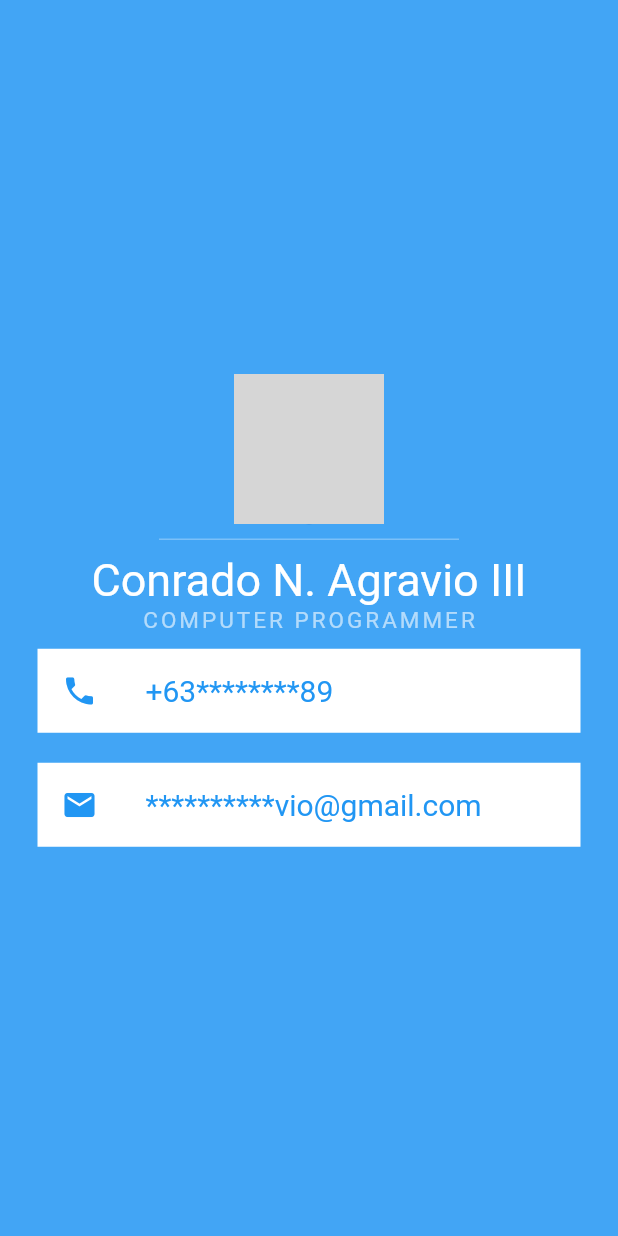
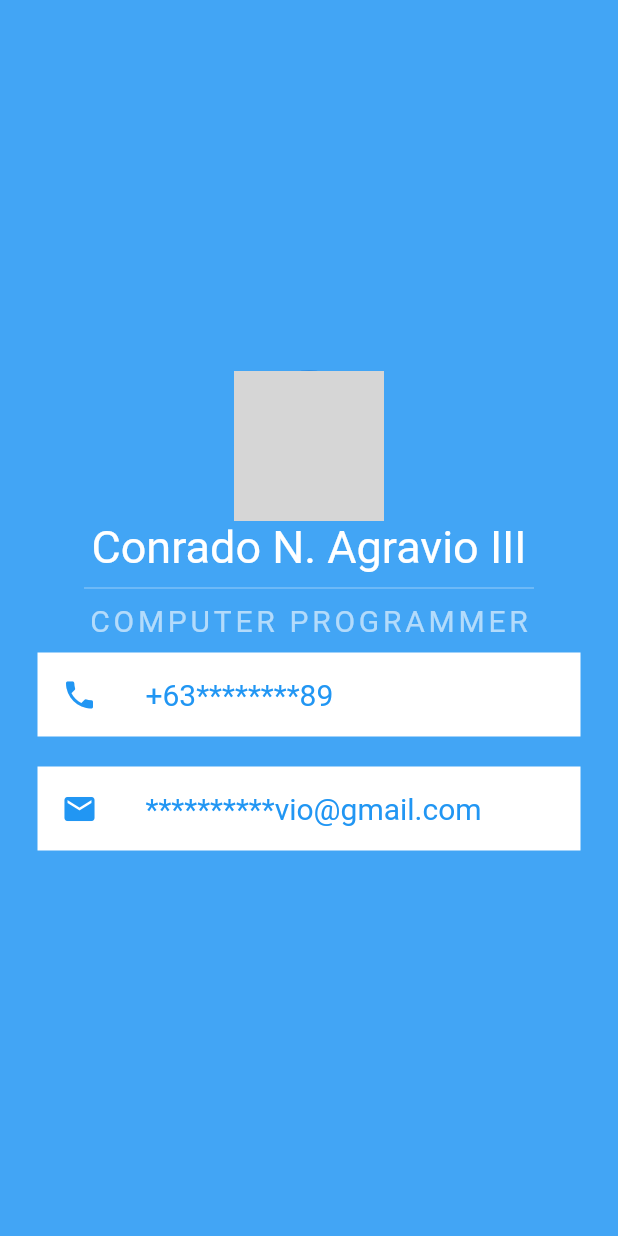
Before and after one commit to Conrado916645/basic_profile_app, a Flutter app: the screen it shows after launch, on a phone screen of 412 x 824 dp. Run offline on Flutter 3.47's test engine with Material 2 defaults, Android fonts, the phone set to English and light mode, and no system bars; network calls fail; grey boxes are pictures that could not be loaded.

Commit message:
re-position widget

```diff
--- a/lib/main.dart
+++ b/lib/main.dart
@@ -20,8 +20,12 @@ class MyApp extends StatelessWidget {
               backgroundImage: NetworkImage(
                   'https://scontent.fmnl18-1.fna.fbcdn.net/v/t1.0-9/p960x960/82822916_456001548617228_6769033333700558848_o.jpg?_nc_cat=103&_nc_sid=85a577&_nc_eui2=AeFU59oKfPBO8qydTlo3NKV57oMzDII2ndnugzMMgjad2dabV8p6eGYkDmMKIJfhfIuLz6NOPEpU0x05BBEP1A6U&_nc_ohc=YJ37QAMV1h4AX9ge3Qk&_nc_ht=scontent.fmnl18-1.fna&_nc_tp=6&oh=664f8cfd196cbc35b215c8b6477c0463&oe=5EC45FFF'),
             ),
+            Text(
+              'Conrado N. Agravio III',
+              style: TextStyle(color: Colors.white, fontSize: 30.0),
+            ),
             SizedBox(
-              width: 200.0,
+              width: 300.0,
               height: 20.0,
               child: Divider(
                 thickness: 1.0,
@@ -29,13 +33,9 @@ class MyApp extends StatelessWidget {
               ),
             ),
             Text(
-              'Conrado N. Agravio III',
-              style: TextStyle(color: Colors.white, fontSize: 30.0),
-            ),
-            Text(
               'COMPUTER PROGRAMMER',
               style: TextStyle(
-                  color: Colors.white60, fontSize: 15.0, letterSpacing: 2.0),
+                  color: Colors.white60, fontSize: 20.0, letterSpacing: 2.5),
             ),
             Container(
               margin: EdgeInsets.symmetric(vertical: 10.0, horizontal: 25.0),
```
